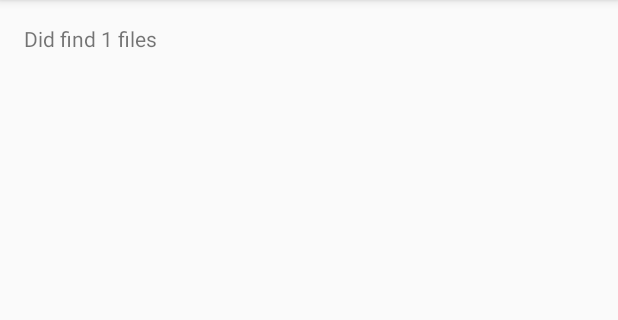
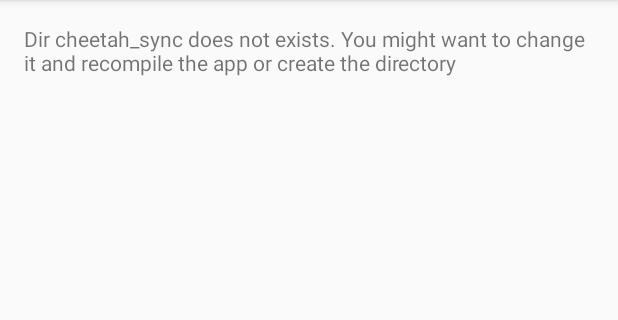
Before and after one commit to gradha/Turtle, an Android app: the screen it shows after launch (MainActivity), on a phone screen of 412 x 824 dp, the part 84-404 px from its top. Run offline under Robolectric (Android 15) with nearby library versions, the phone set to English and light mode, and no system bars; libraries missing offline, so code that uses them is left out: junit.framework; 3 statements that could not run were skipped.

```diff
--- a/app/src/main/java/es/elhaso/turtle/MainActivity.java
+++ b/app/src/main/java/es/elhaso/turtle/MainActivity.java
@@ -1,17 +1,18 @@
 package es.elhaso.turtle;
 
 import android.Manifest;
-import android.annotation.TargetApi;
 import android.content.Intent;
 import android.content.pm.PackageManager;
 import android.media.MediaScannerConnection;
 import android.net.Uri;
 import android.os.Build;
+import android.os.Bundle;
 import android.provider.Settings;
 import android.support.annotation.NonNull;
 import android.support.annotation.Nullable;
+import android.support.v4.app.ActivityCompat;
+import android.support.v4.content.ContextCompat;
 import android.support.v7.app.AppCompatActivity;
-import android.os.Bundle;
 import android.util.Log;
 import android.view.View;
 import android.widget.Button;
@@ -28,6 +29,7 @@ public class MainActivity
 {
     private static final String TAG = "MainActivity";
     private static final int PERMISSION_REQUEST = 333;
+    static final String DIR_NAME = "cheetah_sync";
 
     @Nullable TextView mInfoText;
     boolean mGoToPrefs;
@@ -60,11 +62,11 @@ public class MainActivity
         assertNotNull(mInfoText);
 
         Button button = (Button) findViewById(R.id.grant_button);
-        if (Build.VERSION.SDK_INT >= Build.VERSION_CODES.M) {
+
         // Hmm… on newer androids ask for cookies with chocolate.
         // http://stackoverflow.com/a/32298494/172690
-            final int permission = checkSelfPermission(Manifest.permission
-                .READ_EXTERNAL_STORAGE);
+        final int permission = ContextCompat.checkSelfPermission(this,
+            Manifest.permission.READ_EXTERNAL_STORAGE);
         if (PackageManager.PERMISSION_GRANTED != permission) {
 
             mInfoText.setText("You need to give me permissions to " +
@@ -73,7 +75,6 @@ public class MainActivity
             button.setVisibility(View.VISIBLE);
 
             return;
-            }
         }
 
         button.setVisibility(View.GONE);
@@ -105,8 +106,7 @@ public class MainActivity
         }
     }
 
-    @TargetApi(Build.VERSION_CODES.M) @Override
-    public void onRequestPermissionsResult(int requestCode,
+    @Override public void onRequestPermissionsResult(int requestCode,
         @NonNull String[] permissions,
         @NonNull int[] grantResults)
     {
@@ -121,8 +121,8 @@ public class MainActivity
         if (grantResults[0] == PackageManager.PERMISSION_GRANTED) {
             scanFiles();
         } else {
-            if (!shouldShowRequestPermissionRationale(Manifest.permission
-                .READ_EXTERNAL_STORAGE)) {
+            if (!ActivityCompat.shouldShowRequestPermissionRationale(this,
+                Manifest.permission.READ_EXTERNAL_STORAGE)) {
 
                 Button button = (Button) findViewById(R.id.grant_button);
                 if (null == button) {
@@ -139,8 +139,17 @@ public class MainActivity
     void scanFiles()
     {
         assertNotNull(mInfoText);
-        File dir = new File(getExternalStorageDirectory(), "cheetah_sync");
-        mInfoText.setText("Dir exists? " + dir.exists());
+        File dir = new File(getExternalStorageDirectory(), DIR_NAME);
+        final boolean dirExists = dir.exists();
+        mInfoText.setText("Dir " + DIR_NAME + " exists? " + dirExists);
+
+        if (!dirExists) {
+            mInfoText.setText("Dir " + DIR_NAME + " does not exists. You " +
+                "might want to change it and recompile the app or create the " +
+                "directory");
+            return;
+        }
+
         int found = 0;
         for (File file : dir.listFiles()) {
             Log.d(TAG, "Found " + file.getAbsolutePath());
```
Lines whose indentation alone changed are shown as unchanged.
